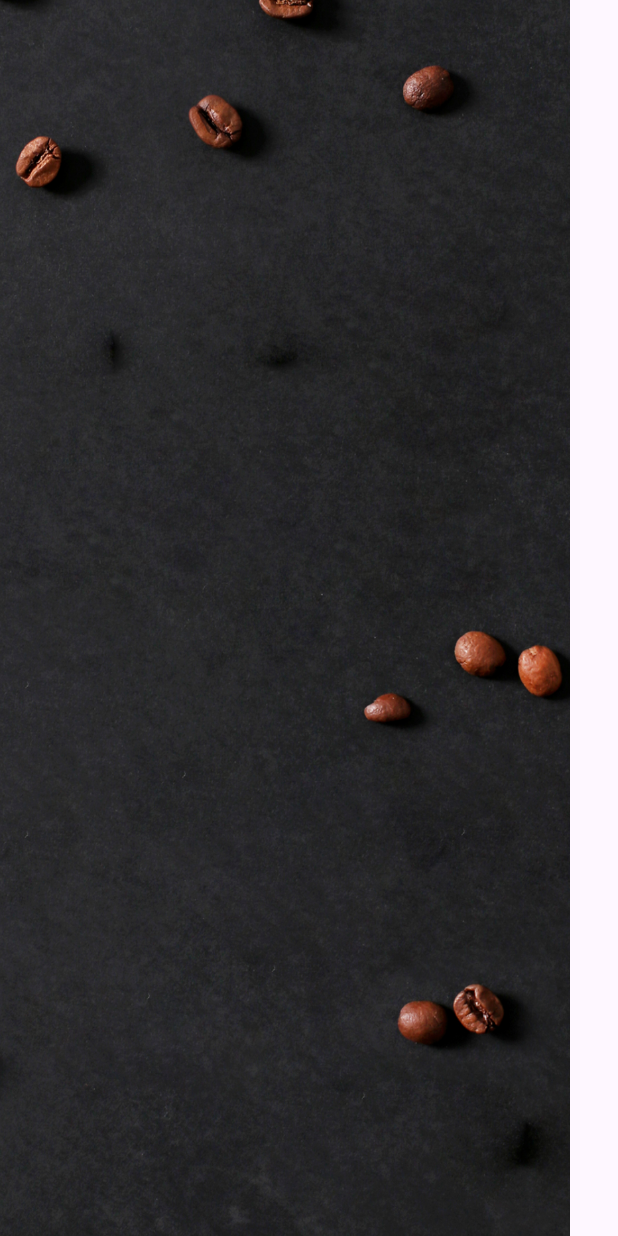
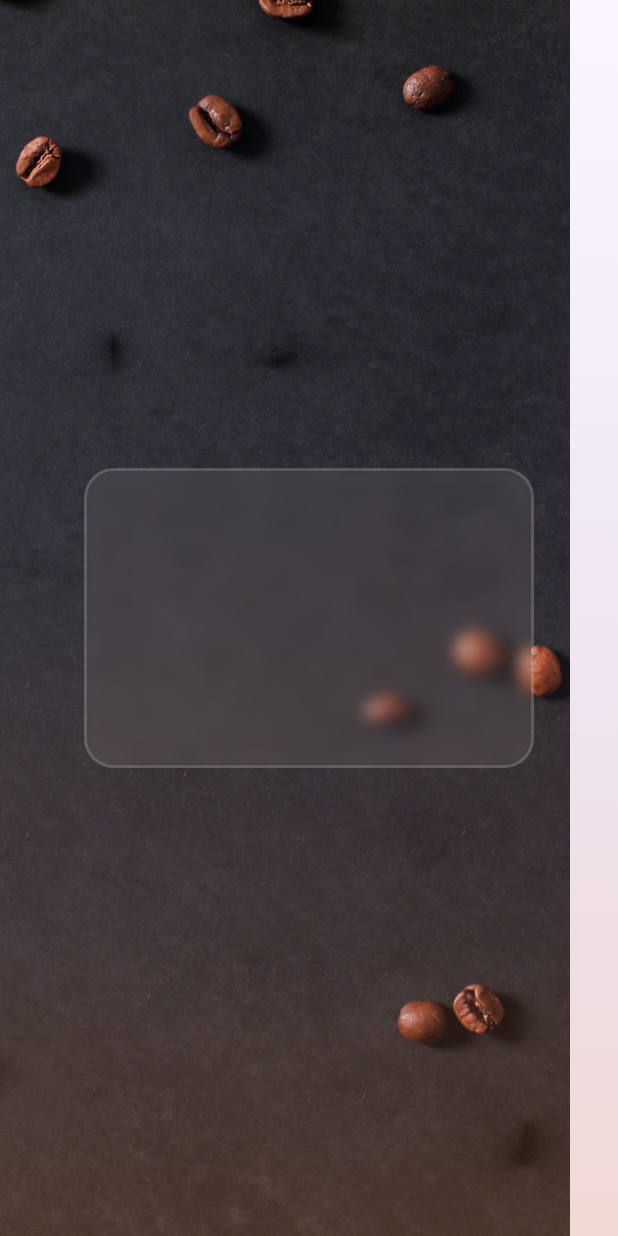
Before and after one commit to AswinAzikar/infenito, a Flutter app: the screen it shows after launch, on a phone screen of 412 x 824 dp. Run offline on Flutter 3.47's test engine with Material 3 defaults, Android fonts, the phone set to English and light mode, and no system bars; our stand-ins replace flutter_svg.

Commit message:
"Added SVG asset support, introduced $AssetsSvgsGen class, and updated SignUpScreen to display linear_coffee_gradient.svg"

```diff
--- a/lib/gen/assets.gen.dart
+++ b/lib/gen/assets.gen.dart
@@ -20,10 +20,21 @@ class $AssetsPngsGen {
   List<AssetGenImage> get values => [signupBg];
 }
 
+class $AssetsSvgsGen {
+  const $AssetsSvgsGen();
+
+  /// File path: assets/svgs/linear_coffee_gradient.svg
+  String get linearCoffeeGradient => 'assets/svgs/linear_coffee_gradient.svg';
+
+  /// List of all assets
+  List<String> get values => [linearCoffeeGradient];
+}
+
 class Assets {
   Assets._();
 
   static const $AssetsPngsGen pngs = $AssetsPngsGen();
+  static const $AssetsSvgsGen svgs = $AssetsSvgsGen();
 }
 
 class AssetGenImage {
--- a/lib/views/signup_screen.dart
+++ b/lib/views/signup_screen.dart
@@ -1,5 +1,7 @@
 import 'package:flutter/material.dart';
+import 'package:flutter_svg/flutter_svg.dart';
 import 'package:infenito/gen/assets.gen.dart';
+import 'package:infenito/widgets/glass_morphic_container.dart';
 
 class SignUpScreen extends StatefulWidget {
   const SignUpScreen({super.key});
@@ -11,13 +13,29 @@ class SignUpScreen extends StatefulWidget {
 class _SignUpScreenState extends State<SignUpScreen> {
   @override
   Widget build(BuildContext context) {
+    double screenHeight = MediaQuery.of(context).size.height;
     return Scaffold(
-      body: SizedBox(
-        height: MediaQuery.of(context).size.height,
-        child: Image.asset(
-          Assets.pngs.signupBg.path,
-          fit: BoxFit.fitHeight,
-        ),
+      body: Stack(
+        children: [
+          SizedBox(
+            height: screenHeight,
+            child: Image.asset(
+              Assets.pngs.signupBg.path,
+              fit: BoxFit.fitHeight,
+            ),
+          ),
+          SizedBox(
+            height: screenHeight,
+            child: SvgPicture.asset(
+              Assets.svgs.linearCoffeeGradient,
+              fit: BoxFit.cover,
+            ),
+          ),
+          GlassmorphicContainer(
+            borderThickness: 2,
+            borderColor: Colors.grey.withOpacity(0.3),
+          )
+        ],
       ),
     );
   }
--- /dev/null
+++ b/lib/widgets/glass_morphic_container.dart
@@ -0,0 +1,54 @@
+import 'dart:ui';
+import 'package:flutter/material.dart';
+
+class GlassmorphicContainer extends StatelessWidget {
+  final double borderRadius;
+  final Color borderColor;
+  final bool enableLeftCornerBorder;
+  final double borderThickness;
+
+  const GlassmorphicContainer({
+    super.key,
+    this.borderThickness = 1,
+    this.borderRadius = 20.0,
+    this.enableLeftCornerBorder = false,
+    this.borderColor = Colors.white,
+  });
+
+  @override
+  Widget build(BuildContext context) {
+    return Scaffold(
+      backgroundColor: Colors.transparent,
+      body: Center(
+        child: Stack(
+          alignment: Alignment.center,
+          children: [
+            Container(
+              width: 300,
+              height: 200,
+              decoration: BoxDecoration(
+                color:
+                    const Color.fromARGB(255, 211, 192, 192).withOpacity(0.1),
+                borderRadius: BorderRadius.circular(borderRadius),
+                border: enableLeftCornerBorder
+                    ? null
+                    : Border.all(color: borderColor, width: borderThickness),
+              ),
+              child: ClipRRect(
+                borderRadius: BorderRadius.circular(borderRadius),
+                child: BackdropFilter(
+                  filter: ImageFilter.blur(sigmaX: 5.0, sigmaY: 5.0),
+                  child: const Column(
+                    children: [
+                      //TODO: SignUpScreen Elements
+                    ],
+                  ),
+                ),
+              ),
+            ),
+          ],
+        ),
+      ),
+    );
+  }
+}
--- a/pubspec.yaml
+++ b/pubspec.yaml
@@ -35,6 +35,7 @@ flutter:
   # Assets
   assets:
     - assets/pngs/
+    - assets/svgs/
 
   # Fonts (uncomment to add custom fonts)
   # fonts:
```
Also changed, not shown: assets/svgs/linear_coffee_gradient.svg (added).
